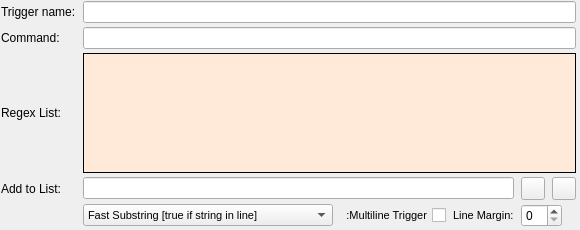
Before: the Qt Designer form mudlet/prealpha1/mudlet/src/ui/triggers_main_area.ui in Mudlet/Mudlet, drawn with Qt 5.
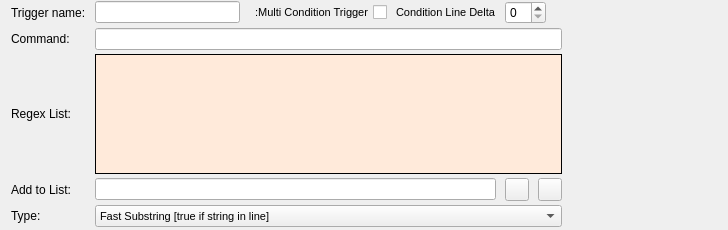
After: the same form once the commit is applied. Icons and pictures are not drawn.

The edit to the form file:
```diff
--- a/mudlet/prealpha1/mudlet/src/ui/triggers_main_area.ui
+++ b/mudlet/prealpha1/mudlet/src/ui/triggers_main_area.ui
@@ -5,7 +5,7 @@
    <rect>
     <x>0</x>
     <y>0</y>
-    <width>580</width>
+    <width>728</width>
     <height>230</height>
    </rect>
   </property>
@@ -25,12 +25,18 @@
    <string>Form</string>
   </property>
   <layout class="QGridLayout" name="gridLayout" >
+   <property name="topMargin" >
+    <number>0</number>
+   </property>
+   <property name="bottomMargin" >
+    <number>0</number>
+   </property>
+   <property name="horizontalSpacing" >
+    <number>9</number>
+   </property>
    <property name="verticalSpacing" >
     <number>3</number>
    </property>
-   <property name="margin" >
-    <number>0</number>
-   </property>
    <item row="0" column="0" >
     <widget class="QLabel" name="label_4" >
      <property name="text" >
@@ -38,9 +44,69 @@
      </property>
     </widget>
    </item>
-   <item row="0" column="1" colspan="5" >
+   <item row="0" column="1" >
     <widget class="QLineEdit" name="lineEdit_trigger_name" />
    </item>
+   <item row="0" column="2" >
+    <widget class="QCheckBox" name="checkBox_multlinetrigger" >
+     <property name="sizePolicy" >
+      <sizepolicy vsizetype="Fixed" hsizetype="Fixed" >
+       <horstretch>0</horstretch>
+       <verstretch>0</verstretch>
+      </sizepolicy>
+     </property>
+     <property name="font" >
+      <font>
+       <pointsize>8</pointsize>
+       <stylestrategy>PreferAntialias</stylestrategy>
+      </font>
+     </property>
+     <property name="toolTip" >
+      <string>&lt;!DOCTYPE HTML PUBLIC "-//W3C//DTD HTML 4.0//EN" "http://www.w3.org/TR/REC-html40/strict.dtd">
+&lt;html>&lt;head>&lt;meta name="qrichtext" content="1" />&lt;style type="text/css">
+p, li { white-space: pre-wrap; }
+&lt;/style>&lt;/head>&lt;body style=" font-family:'DejaVu Sans'; font-size:8pt; font-weight:400; font-style:normal;">
+&lt;p align="justify" style=" margin-top:0px; margin-bottom:0px; margin-left:0px; margin-right:0px; -qt-block-indent:0; text-indent:0px;">Multiline Triggers: All conditions in the list must have matched within the specified margin of lines, in order to trigger the script. Normal triggers fire and run the script as soon as one of the conditions in the regex list is met i.e. if one of the regex/string matches match - or the Lua function condition return true, the trigger script is run. In multiline triggers, however, each single regex/string/Lua function condition in the list has to have matched within the specified margin of lines at least once to trigger the script. The sequence of the conditions is binding. This means if the 10th regex on the regex list would be matched on the eleventh line after the match of the first line happened, the trigger will *NOT* run unless the margin of lines is set to 11. If condition #3 is true but currently #2 is waiting to be true, condition #3 is ignored and must be true again after contidtion #2  has been true.&lt;/p>&lt;/body>&lt;/html></string>
+     </property>
+     <property name="layoutDirection" >
+      <enum>Qt::RightToLeft</enum>
+     </property>
+     <property name="text" >
+      <string>:Multi Condition Trigger</string>
+     </property>
+    </widget>
+   </item>
+   <item row="0" column="3" >
+    <widget class="QLabel" name="label_3" >
+     <property name="sizePolicy" >
+      <sizepolicy vsizetype="Fixed" hsizetype="Fixed" >
+       <horstretch>0</horstretch>
+       <verstretch>0</verstretch>
+      </sizepolicy>
+     </property>
+     <property name="font" >
+      <font>
+       <pointsize>8</pointsize>
+      </font>
+     </property>
+     <property name="text" >
+      <string>Condition Line Delta</string>
+     </property>
+    </widget>
+   </item>
+   <item row="0" column="4" colspan="3" >
+    <widget class="QSpinBox" name="spinBox_linemargin" >
+     <property name="sizePolicy" >
+      <sizepolicy vsizetype="Fixed" hsizetype="Fixed" >
+       <horstretch>0</horstretch>
+       <verstretch>0</verstretch>
+      </sizepolicy>
+     </property>
+     <property name="toolTip" >
+      <string>Within how many lines must all condition be true to fire the trigger?</string>
+     </property>
+    </widget>
+   </item>
    <item row="1" column="0" >
     <widget class="QLabel" name="label_5" >
      <property name="text" >
@@ -220,56 +286,37 @@
      </property>
     </widget>
    </item>
-   <item row="4" column="2" >
-    <widget class="QCheckBox" name="checkBox_multlinetrigger" >
-     <property name="sizePolicy" >
-      <sizepolicy vsizetype="Fixed" hsizetype="Fixed" >
-       <horstretch>0</horstretch>
-       <verstretch>0</verstretch>
-      </sizepolicy>
+   <item row="3" column="6" >
+    <spacer name="horizontalSpacer_3" >
+     <property name="orientation" >
+      <enum>Qt::Horizontal</enum>
      </property>
-     <property name="font" >
-      <font>
-       <pointsize>8</pointsize>
-       <stylestrategy>PreferAntialias</stylestrategy>
-      </font>
+     <property name="sizeHint" stdset="0" >
+      <size>
+       <width>146</width>
+       <height>20</height>
+      </size>
      </property>
-     <property name="toolTip" >
-      <string>&lt;!DOCTYPE HTML PUBLIC "-//W3C//DTD HTML 4.0//EN" "http://www.w3.org/TR/REC-html40/strict.dtd">
-&lt;html>&lt;head>&lt;meta name="qrichtext" content="1" />&lt;style type="text/css">
-p, li { white-space: pre-wrap; }
-&lt;/style>&lt;/head>&lt;body style=" font-family:'DejaVu Sans'; font-size:8pt; font-weight:400; font-style:normal;">
-&lt;p align="justify" style=" margin-top:0px; margin-bottom:0px; margin-left:0px; margin-right:0px; -qt-block-indent:0; text-indent:0px;">Multiline Triggers: All conditions in the list must have matched within the specified margin of lines, in order to trigger the script. Normal triggers fire and run the script as soon as one of the conditions in the regex list is met i.e. if one of the regex/string matches match, the trigger script is run. In multiline triggers, however, each single regex/string in the list has to have matched within the specified margin of lines at least once to trigger the script. This means if the 10th regex on the regex list would be matched on the eleventh line after the match of the first line happened, the trigger will *NOT* run unless the margin of lines is set to 11.&lt;/p>&lt;/body>&lt;/html></string>
-     </property>
-     <property name="layoutDirection" >
-      <enum>Qt::RightToLeft</enum>
-     </property>
+    </spacer>
+   </item>
+   <item row="4" column="0" >
+    <widget class="QLabel" name="label_6" >
      <property name="text" >
-      <string>:Multiline Trigger</string>
+      <string>Type:</string>
      </property>
     </widget>
    </item>
-   <item row="4" column="4" colspan="2" >
-    <widget class="QSpinBox" name="spinBox_linemargin" >
-     <property name="sizePolicy" >
-      <sizepolicy vsizetype="Fixed" hsizetype="Fixed" >
-       <horstretch>0</horstretch>
-       <verstretch>0</verstretch>
-      </sizepolicy>
-     </property>
-    </widget>
-   </item>
-   <item row="4" column="1" >
+   <item row="4" column="1" colspan="5" >
     <widget class="QComboBox" name="comboBox_regexstyle" >
      <property name="sizePolicy" >
-      <sizepolicy vsizetype="Fixed" hsizetype="Fixed" >
+      <sizepolicy vsizetype="Fixed" hsizetype="Expanding" >
        <horstretch>0</horstretch>
        <verstretch>0</verstretch>
       </sizepolicy>
      </property>
      <property name="maximumSize" >
       <size>
-       <width>250</width>
+       <width>16777215</width>
        <height>16777215</height>
       </size>
      </property>
@@ -340,23 +387,18 @@
      </item>
     </widget>
    </item>
-   <item row="4" column="3" >
-    <widget class="QLabel" name="label_3" >
-     <property name="sizePolicy" >
-      <sizepolicy vsizetype="Fixed" hsizetype="Fixed" >
-       <horstretch>0</horstretch>
-       <verstretch>0</verstretch>
-      </sizepolicy>
+   <item row="4" column="6" >
+    <spacer name="horizontalSpacer_2" >
+     <property name="orientation" >
+      <enum>Qt::Horizontal</enum>
      </property>
-     <property name="font" >
-      <font>
-       <pointsize>8</pointsize>
-      </font>
+     <property name="sizeHint" stdset="0" >
+      <size>
+       <width>146</width>
+       <height>20</height>
+      </size>
      </property>
-     <property name="text" >
-      <string>Line Margin:</string>
-     </property>
-    </widget>
+    </spacer>
    </item>
   </layout>
  </widget>
```
Left out of the diff: 15 changed lines with no effect on the pictures.
